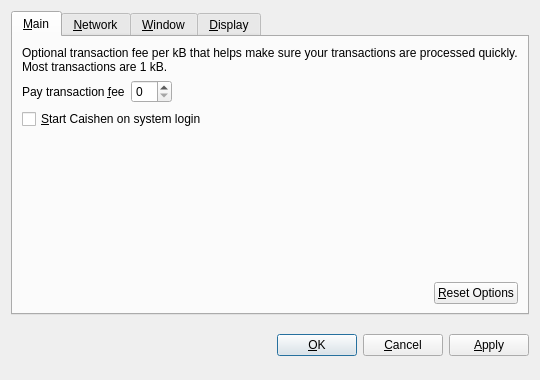
Above: src/qt/forms/optionsdialog.ui from Xyb0rg/caishen before the change. Below: the same form after it.
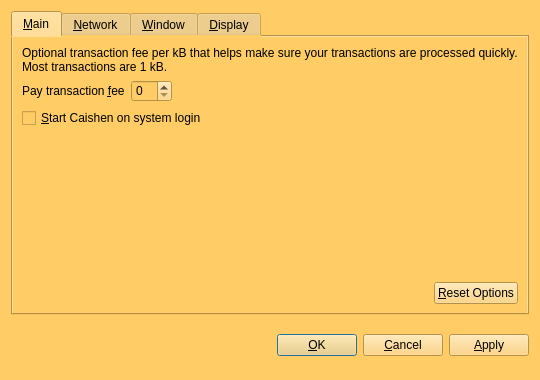
That is the form after the change. Custom widgets are drawn as their Qt base class.

The edit to the form file:
```diff
--- a/src/qt/forms/optionsdialog.ui
+++ b/src/qt/forms/optionsdialog.ui
@@ -13,6 +13,10 @@
   <property name="windowTitle">
    <string>Options</string>
   </property>
+  <property name="styleSheet">
+   <string notr="true">background-color: rgb(255, 204, 102);
+alternate-background-color: rgb(255, 204, 102);</string>
+  </property>
   <property name="modal">
    <bool>true</bool>
   </property>
```
Left out of the diff: 1 changed line with no effect on the pictures.
